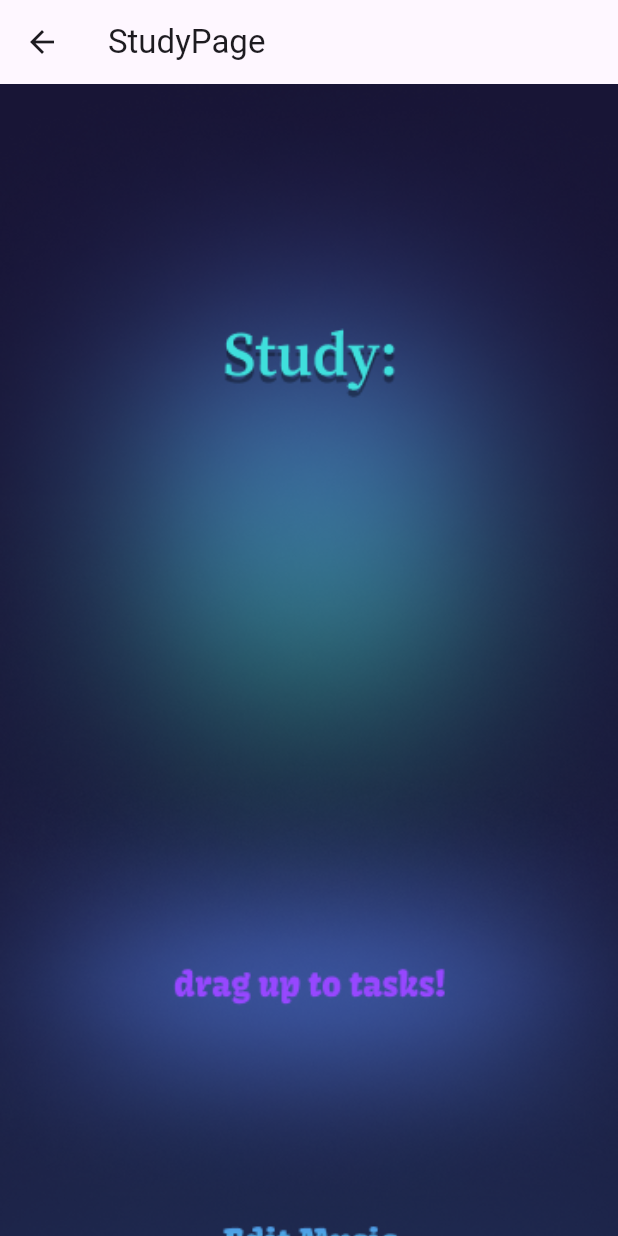
After one commit to DSpaceT/aay_application, a Flutter app: the StudyPage screen opened by its route, on a phone screen of 412 x 824 dp. The commit adds this screen. Run offline on Flutter 3.47's test engine with Material 3 defaults, Android fonts, the phone set to English and light mode, and no system bars.

Commit message:
more basic routes functionality

```diff
--- /dev/null
+++ b/lib/studypage.dart
@@ -0,0 +1,37 @@
+
+import 'package:flutter/material.dart';
+
+class StudyPage extends StatelessWidget {
+  const StudyPage({Key? key}) : super(key: key);
+
+  @override
+  Widget build(BuildContext context) {
+
+    return GestureDetector(
+      onHorizontalDragUpdate: (DragUpdateDetails details) {
+
+      },
+      child :Scaffold(
+        appBar: AppBar(
+          title: const Text('StudyPage'),
+          ),
+
+        body : Stack(
+          children: [
+            Container(
+              decoration: const BoxDecoration(
+                image: DecorationImage(
+                  image: AssetImage('assets/StudyPage.png'),
+                  fit: BoxFit.cover,
+                ),
+              ),
+            ),
+          //add other things here......
+          ],
+        ),
+      ),
+    );
+  }
+
+
+}
--- a/pubspec.yaml
+++ b/pubspec.yaml
@@ -20,4 +20,8 @@ flutter:
     - assets/HomePage_img.png
     - assets/Book_image.png
     - assets/Coffee_image.png
+    - assets/StudyPage.png
+    - assets/Tasks_icon.png
+    - assets/TasksPage.png
+    - assets/PlacesPage.png
   uses-material-design: true
```
Also changed, not shown: lib/coffeeplaces.dart (added, +37 -0 lines), lib/main.dart (+27 -2 lines), lib/next.dart (deleted, +0 -18 lines), lib/taskspage.dart (added, +38 -0 lines), assets/PlacesPage.png (added), assets/StudyPage.png (added), assets/TasksPage.png (added), assets/Tasks_icon.png (added).
